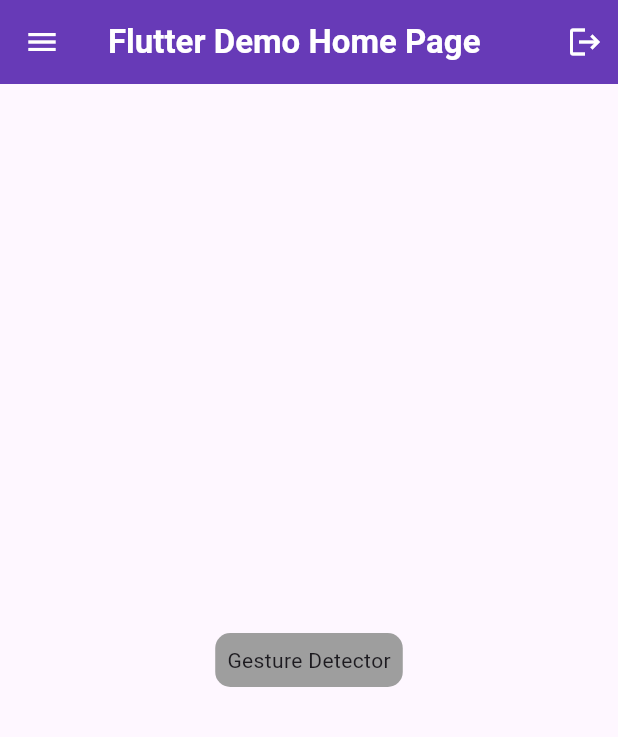
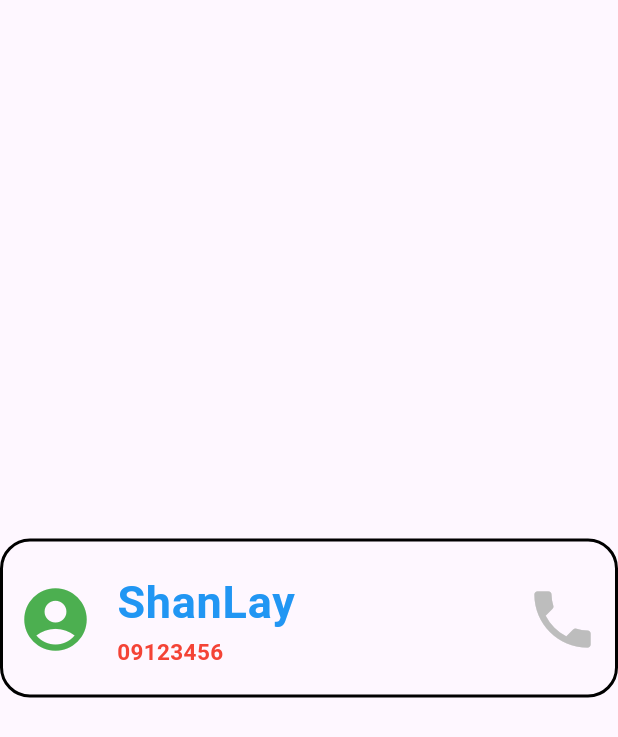
Before and after one commit to SaiKyawZinHtoo/Flutter_Test, a Flutter app: the screen it shows after launch, on a phone screen of 412 x 824 dp. Shown: the top 737 px of the screen. Run offline on Flutter 3.47's test engine with Material 3 defaults, Android fonts, the phone set to English and light mode, and no system bars; missing offline and left inert: dart:ffi.

Commit message:
make listTile complete

```diff
--- a/testing_flutter_project/lib/main.dart
+++ b/testing_flutter_project/lib/main.dart
@@ -8,6 +8,7 @@ import 'package:testing_flutter_project/widgets/divider.dart';
 import 'package:testing_flutter_project/widgets/expanded&Flexible.dart';
 import 'package:testing_flutter_project/widgets/gestureDector.dart';
 import 'package:testing_flutter_project/widgets/imageTesting.dart';
+import 'package:testing_flutter_project/widgets/listTile.dart';
 import 'package:testing_flutter_project/widgets/profile_test.dart';
 import 'package:testing_flutter_project/widgets/row.dart';
 import 'package:testing_flutter_project/widgets/stack.dart';
@@ -25,8 +26,8 @@ class MyApp extends StatelessWidget {
       title: 'Flutter Demo',
       debugShowCheckedModeBanner: false,
       home: Scaffold(
-        appBar: appBarWidget(),
-        body: GesturedectorWidget(),
+        //appBar: appBarWidget(),
+        body: ListtileWidget(),
       ),
     );
   }
--- a/testing_flutter_project/lib/widgets/gestureDector.dart
+++ b/testing_flutter_project/lib/widgets/gestureDector.dart
@@ -17,12 +17,12 @@ class GesturedectorWidget extends StatelessWidget {
             print("Gesture Detector Double clicked.");
           },
           child: Ink(
-              padding: EdgeInsets.all(8),
+              padding: const EdgeInsets.all(8),
               decoration: BoxDecoration(
                 borderRadius: BorderRadius.circular(10),
                 color: Colors.grey,
               ),
-              child: Text("Gesture Detector")),
+              child: const Text("Gesture Detector")),
         ),
       ),
     );
--- /dev/null
+++ b/testing_flutter_project/lib/widgets/listTile.dart
@@ -0,0 +1,69 @@
+import 'package:flutter/material.dart';
+
+class ListtileWidget extends StatelessWidget {
+  const ListtileWidget({super.key});
+
+  @override
+  Widget build(BuildContext context) {
+    return Scaffold(
+      body: Center(
+        child: ListTitleWidget(
+          text1: "ShanLay",
+          text2: "09123456",
+        ),
+      ),
+    );
+  }
+}
+
+class ListTitleWidget extends StatelessWidget {
+  const ListTitleWidget({
+    super.key,
+    required this.text1,
+    required this.text2,
+  });
+
+  final String text1;
+  final String text2;
+
+  @override
+  Widget build(BuildContext context) {
+    return ListTile(
+      leading: const Icon(
+        Icons.account_circle,
+        size: 50,
+        color: Colors.green,
+      ),
+      title: Text(
+        text1,
+        style: TextStyle(
+          fontSize: 30,
+          fontWeight: FontWeight.bold,
+          color: Colors.blue,
+        ),
+      ),
+      subtitle: Text(
+        text2,
+        style: TextStyle(
+          fontSize: 15,
+          fontWeight: FontWeight.bold,
+          color: Colors.red,
+        ),
+      ),
+      trailing: Icon(Icons.phone, size: 50, color: Colors.grey.shade400),
+      isThreeLine: false,
+      dense: true,
+      contentPadding: const EdgeInsets.symmetric(horizontal: 10, vertical: 10),
+      shape: RoundedRectangleBorder(
+        borderRadius: BorderRadius.circular(20),
+        side: BorderSide(
+          color: Colors.black,
+          width: 2,
+        ),
+      ),
+      onTap: () {
+        print("clicked");
+      },
+    );
+  }
+}
```
